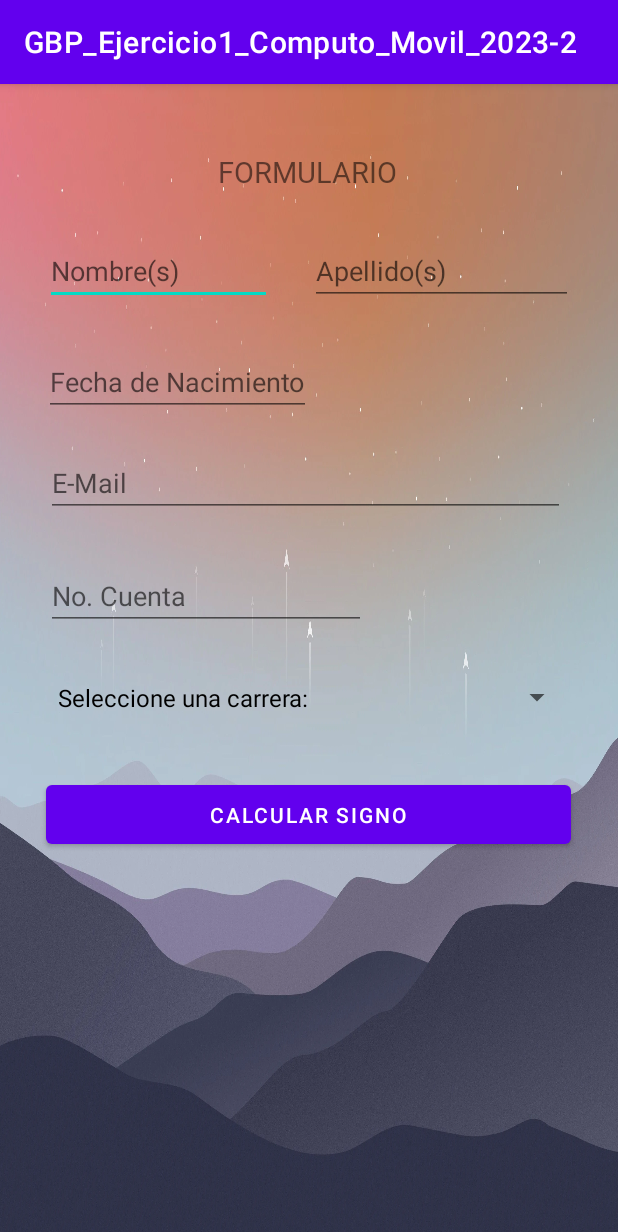
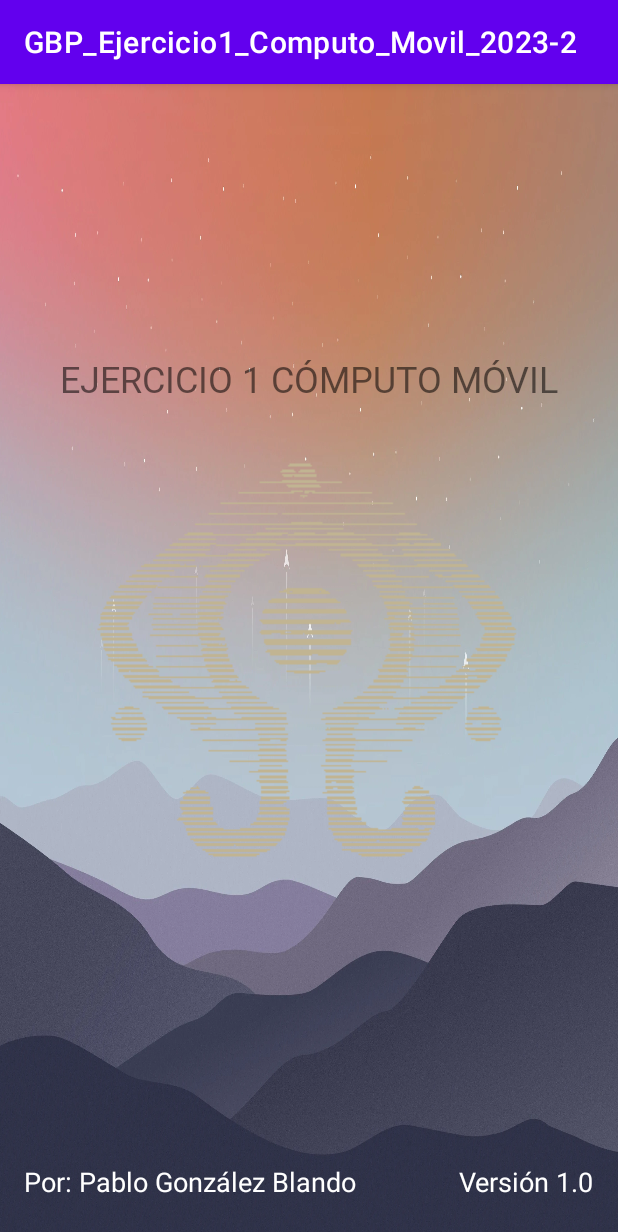
Before and after one commit to P-DX-U/GBP_Ejercicio1_Computo_Movil_2023-2, an Android app: the screen it shows after launch (MainActivity before the commit, SplashScreen after it), on a phone screen of 412 x 824 dp. Shown: the top 1232 px of the screen. Run offline under Robolectric (Android 15) with nearby library versions, the phone set to English and light mode, and no system bars.

Commit message:
* Implementación del splashscreen de inicio.

```diff
--- a/app/build.gradle
+++ b/app/build.gradle
@@ -44,6 +44,9 @@ dependencies {
     implementation 'androidx.appcompat:appcompat:1.6.1'
     implementation 'com.google.android.material:material:1.8.0'
     implementation 'androidx.constraintlayout:constraintlayout:2.1.4'
+
+    implementation 'pl.droidsonroids.gif:android-gif-drawable:1.2.25'
+
     testImplementation 'junit:junit:4.13.2'
     androidTestImplementation 'androidx.test.ext:junit:1.1.5'
     androidTestImplementation 'androidx.test.espresso:espresso-core:3.5.1'
--- a/app/src/main/AndroidManifest.xml
+++ b/app/src/main/AndroidManifest.xml
@@ -12,10 +12,7 @@
         android:theme="@style/Theme.GBP_Ejercicio1_Computo_Movil_20232"
         tools:targetApi="31">
         <activity
-            android:name=".ResultsActivity"
-            android:exported="false" />
-        <activity
-            android:name=".MainActivity"
+            android:name=".SplashScreen"
             android:exported="true">
             <intent-filter>
                 <action android:name="android.intent.action.MAIN" />
@@ -23,6 +20,14 @@
                 <category android:name="android.intent.category.LAUNCHER" />
             </intent-filter>
         </activity>
+        <activity
+            android:name=".ResultsActivity"
+            android:exported="false" />
+        <activity
+            android:name=".MainActivity"
+            android:exported="false">
+
+        </activity>
     </application>
 
 </manifest>
--- /dev/null
+++ b/app/src/main/java/com/third/gbp_ejercicio1_computo_movil_2023_2/SplashScreen.kt
@@ -0,0 +1,25 @@
+package com.third.gbp_ejercicio1_computo_movil_2023_2
+
+import android.content.Intent
+import androidx.appcompat.app.AppCompatActivity
+import android.os.Bundle
+import com.third.gbp_ejercicio1_computo_movil_2023_2.databinding.ActivitySplashScreenBinding
+import kotlin.concurrent.thread
+
+class SplashScreen : AppCompatActivity() {
+
+    private lateinit var binding: ActivitySplashScreenBinding
+
+    override fun onCreate(savedInstanceState: Bundle?) {
+        super.onCreate(savedInstanceState)
+        binding = ActivitySplashScreenBinding.inflate(layoutInflater)
+        setContentView(binding.root)
+
+        thread {
+            Thread.sleep(3000)
+            val intent = Intent(this, MainActivity::class.java)
+            startActivity(intent)
+            finish()
+        }
+    }
+}
--- /dev/null
+++ b/app/src/main/res/layout/activity_splash_screen.xml
@@ -0,0 +1,55 @@
+<?xml version="1.0" encoding="utf-8"?>
+<androidx.constraintlayout.widget.ConstraintLayout xmlns:android="http://schemas.android.com/apk/res/android"
+    xmlns:app="http://schemas.android.com/apk/res-auto"
+    xmlns:tools="http://schemas.android.com/tools"
+    android:layout_width="match_parent"
+    android:layout_height="match_parent"
+    android:background="@drawable/bg1"
+    tools:context=".SplashScreen">
+
+    <TextView
+        android:id="@+id/textView"
+        android:layout_width="wrap_content"
+        android:layout_height="wrap_content"
+        android:fontFamily="@font/aquafont"
+        android:text="@string/tituloSplash"
+        android:textSize="24sp"
+        app:layout_constraintBottom_toBottomOf="parent"
+        app:layout_constraintEnd_toEndOf="parent"
+        app:layout_constraintStart_toStartOf="parent"
+        app:layout_constraintTop_toTopOf="parent"
+        app:layout_constraintVertical_bias="0.245" />
+
+    <pl.droidsonroids.gif.GifImageView
+        android:layout_width="match_parent"
+        android:layout_height="wrap_content"
+        android:src="@drawable/coplandoslogo"
+        app:layout_constraintBottom_toBottomOf="parent"
+        app:layout_constraintEnd_toEndOf="parent"
+        app:layout_constraintStart_toStartOf="parent"
+        app:layout_constraintTop_toTopOf="parent" />
+
+    <TextView
+        android:id="@+id/textView3"
+        android:layout_width="wrap_content"
+        android:layout_height="wrap_content"
+        android:layout_marginEnd="16dp"
+        android:layout_marginBottom="24dp"
+        android:text="@string/version"
+        android:textColor="@color/white"
+        android:textSize="18sp"
+        app:layout_constraintBottom_toBottomOf="parent"
+        app:layout_constraintEnd_toEndOf="parent" />
+
+    <TextView
+        android:id="@+id/textView4"
+        android:layout_width="wrap_content"
+        android:layout_height="wrap_content"
+        android:layout_marginStart="16dp"
+        android:layout_marginBottom="24dp"
+        android:text="@string/autor"
+        android:textColor="@color/white"
+        android:textSize="18sp"
+        app:layout_constraintBottom_toBottomOf="parent"
+        app:layout_constraintStart_toStartOf="parent" />
+</androidx.constraintlayout.widget.ConstraintLayout>
--- a/app/src/main/res/values/strings.xml
+++ b/app/src/main/res/values/strings.xml
@@ -1,5 +1,6 @@
 <resources>
     <string name="app_name">GBP_Ejercicio1_Computo_Movil_2023-2</string>
+    <string name="tituloSplash">EJERCICIO 1 CÓMPUTO MÓVIL</string>
     <string name="tituloFormulario">FORMULARIO</string>
     <string name="Nombres">Nombre(s)</string>
     <string name="Apellidos">Apellido(s)</string>
@@ -71,4 +72,6 @@
         <item>Serpiente</item>
         <item>Caballo</item>
     </string-array>
+    <string name="version">Versión 1.0</string>
+    <string name="autor">Por: Pablo González Blando</string>
 </resources>
```
Also changed, not shown: app/src/main/res/drawable/coplandoslogo.gif (added), 1 other file.
